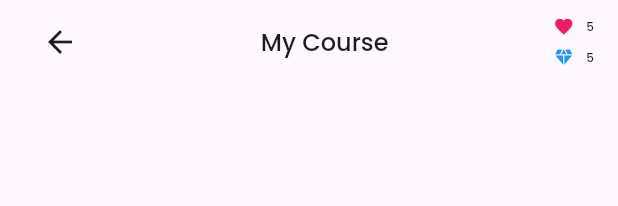
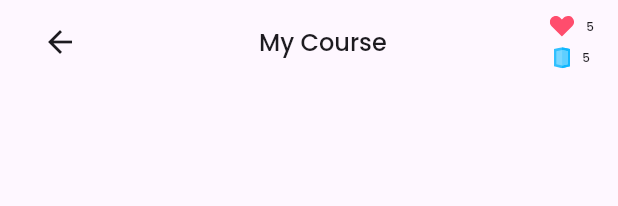
Before and after one commit to luqmanhadisudiana/Amplop-Duit, a Flutter app: the CourseAppbar widget shown alone on an empty page, opened directly, on a phone screen of 412 x 824 dp. Shown: the top 206 px of the screen. Run offline on Flutter 3.47's test engine with Material 3 defaults, Android fonts, the phone set to English and light mode, and no system bars; our stand-ins replace flutter_svg, lottie, shared_preferences, youtube_player_flutter; accounts and stored records are empty.

Commit message:
improve component card state, change icons to design base

```diff
--- a/lib/component/appbar/course_appbar.dart
+++ b/lib/component/appbar/course_appbar.dart
@@ -1,4 +1,5 @@
 import 'package:flutter/material.dart';
+import 'package:flutter_svg/flutter_svg.dart';
 
 class CourseAppbar extends StatelessWidget implements PreferredSizeWidget {
   final String title;
@@ -41,10 +42,10 @@ class CourseAppbar extends StatelessWidget implements PreferredSizeWidget {
             children: [
               Row(
                 children: [
-                  const Icon(
-                    Icons.favorite,
-                    size: 14,
-                    color: Colors.pink,
+                  SvgPicture.asset(
+                    "assets/icon/Heart.svg",
+                    // width: 14,
+                    height: 14,
                   ),
                   const SizedBox(
                     width: 8.0,
@@ -63,10 +64,10 @@ class CourseAppbar extends StatelessWidget implements PreferredSizeWidget {
               ),
               Row(
                 children: [
-                  const Icon(
-                    Icons.diamond,
-                    size: 14,
-                    color: Colors.blue,
+                  SvgPicture.asset(
+                    "assets/icon/Diamond.svg",
+                    // width: 14,
+                    height: 14,
                   ),
                   const SizedBox(
                     width: 8.0,
--- a/lib/layout/navigation_wrapper.dart
+++ b/lib/layout/navigation_wrapper.dart
@@ -1,6 +1,7 @@
 import 'package:amplop_duit/screens/home/home.dart';
 import 'package:amplop_duit/theme.dart';
 import 'package:flutter/material.dart';
+import 'package:flutter_svg/flutter_svg.dart';
 import 'package:shared_preferences/shared_preferences.dart';
 import 'package:amplop_duit/screens/auth/login.dart';
 
@@ -43,28 +44,12 @@ class _NavigationWrapperState extends State<NavigationWrapper> {
     });
   }
 
-  static const List<BottomNavigationBarItem> _bottomNavBarItems =
-      <BottomNavigationBarItem>[
-    BottomNavigationBarItem(
-      icon: Icon(Icons.home),
-      label: 'Home',
-    ),
-    BottomNavigationBarItem(
-      icon: Icon(Icons.account_circle_outlined),
-      label: 'Leaderboard',
-    ),
-    BottomNavigationBarItem(
-      icon: Icon(Icons.account_circle_outlined),
-      label: 'Smart Finance',
-    ),
-    BottomNavigationBarItem(
-      icon: Icon(Icons.account_circle_outlined),
-      label: 'History',
-    ),
-    BottomNavigationBarItem(
-      icon: Icon(Icons.account_circle_outlined),
-      label: 'Profile',
-    ),
+  final List<List<String>> _icons = [
+    ['Home Active.svg', 'Home.svg'],
+    ['Leaderboard Active.svg', 'Leaderboard.svg'],
+    ['Smart Finance Active.svg', 'Smart Finance.svg'],
+    ['History Active.svg', 'History.svg'],
+    ['Profile Active.svg', 'Profile.svg'],
   ];
 
   void reset(context) async {
@@ -87,7 +72,17 @@ class _NavigationWrapperState extends State<NavigationWrapper> {
         body: const MyHomePage(),
         bottomNavigationBar: BottomNavigationBar(
           type: BottomNavigationBarType.fixed,
-          items: _bottomNavBarItems,
+          items: List.generate(
+            _icons.length,
+            (index) => BottomNavigationBarItem(
+              icon: SvgPicture.asset(
+                'assets/icon/${_selectedIndex == index ? _icons[index][0] : _icons[index][1]}',
+                height: 20,
+                width: 20,
+              ),
+              label: _icons[index][0].replaceAll(' Active.svg', ''),
+            ),
+          ),
           currentIndex: _selectedIndex,
           selectedItemColor: const Color(0xFF5338BC),
           unselectedItemColor: Colors.grey,
```
Also changed, not shown: lib/component/card/card_state.dart (+14 -6 lines), lib/screens/course/course_quiz.dart (+6 -22 lines), lib/screens/course/course_video.dart (+6 -22 lines), lib/screens/home/home.dart (+30 -28 lines), assets/icon/Diamond.svg (added), assets/icon/Heart.svg (added), assets/icon/History Active.svg (added), assets/icon/History.svg (added), assets/icon/Home Active.svg (added), assets/icon/Home.svg (added), assets/icon/Leaderboard Active.svg (added), assets/icon/Leaderboard.svg (added), assets/icon/Point.svg (added), assets/icon/Profile Active.svg (added), 3 more files.
